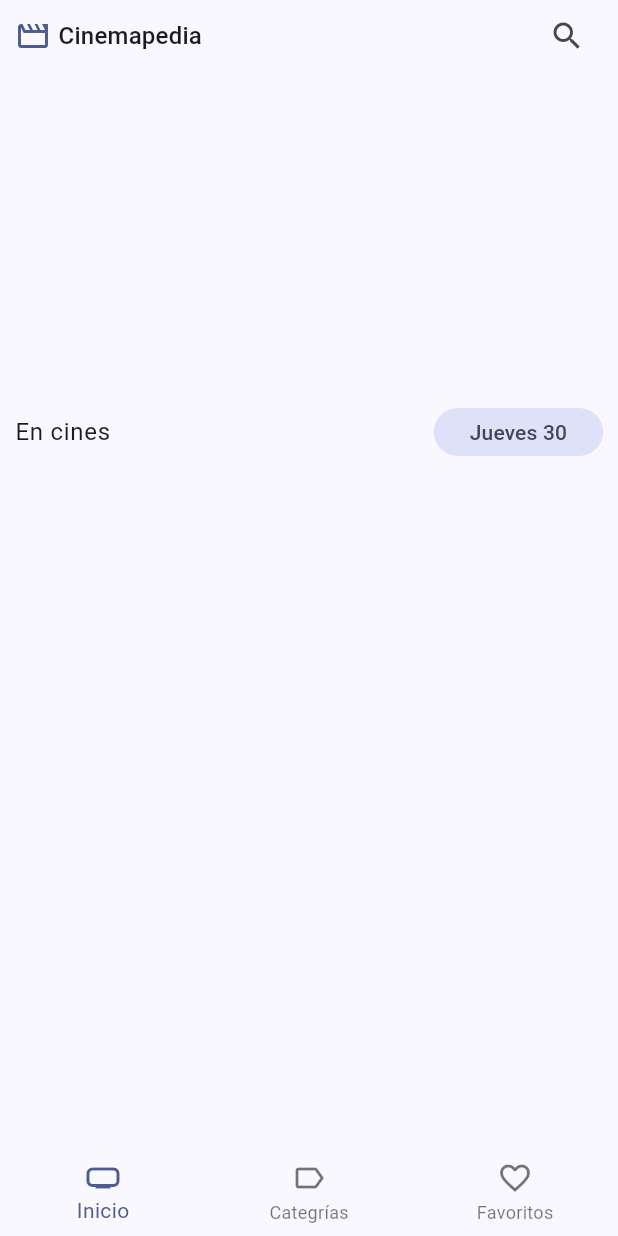
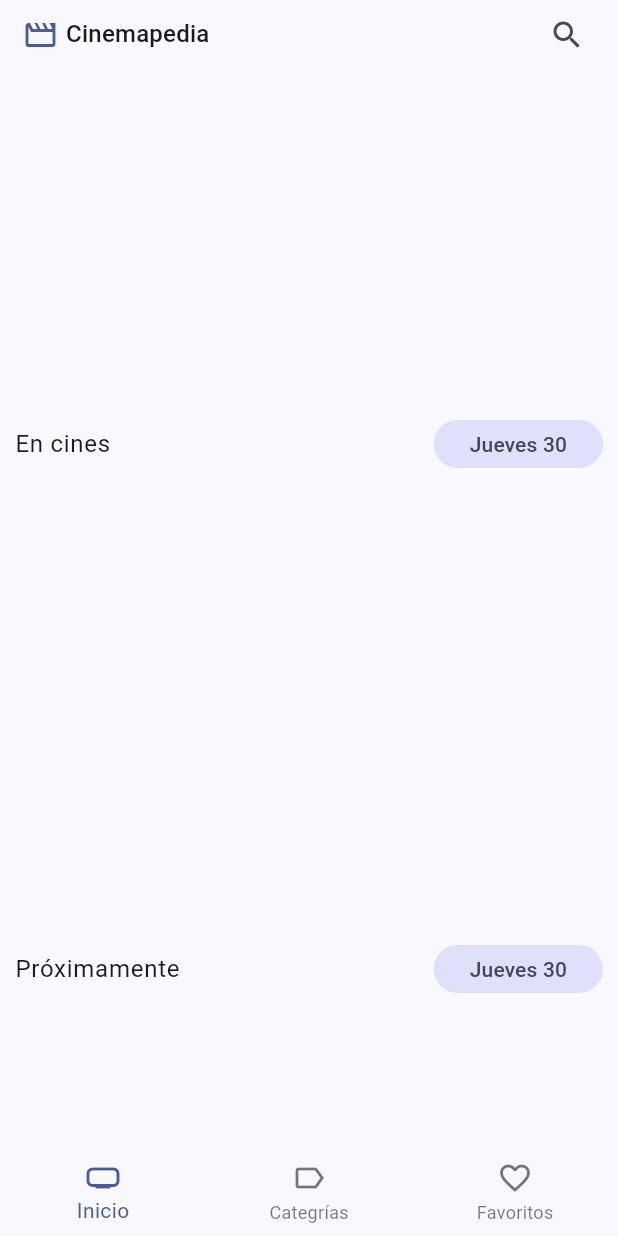
Before and after one commit to Santicm23/cinemapedia, a Flutter app: the screen it shows after launch, on a phone screen of 412 x 824 dp. Run offline on Flutter 3.47's test engine with Material 3 defaults, Android fonts, the phone set to English and light mode, and no system bars; drawn by our look-alikes of card_swiper; our stand-ins replace animate_do, dio, flutter_dotenv, flutter_riverpod, go_router; network calls fail; key blocks and very long unbroken strings in the code were emptied for the run.

Commit message:
Add getPopular method to MoviesDataSource and MoviesRepository

```diff
--- a/lib/domain/datasources/movies_datasource.dart
+++ b/lib/domain/datasources/movies_datasource.dart
@@ -2,4 +2,6 @@ import 'package:cinemapedia/domain/entities/movie.dart';
 
 abstract class MoviesDataSource {
   Future<List<Movie>> getNowPlaying({int page = 1});
+
+  Future<List<Movie>> getPopular({int page = 1});
 }
--- a/lib/domain/repositories/movies_repository.dart
+++ b/lib/domain/repositories/movies_repository.dart
@@ -2,4 +2,6 @@ import 'package:cinemapedia/domain/entities/movie.dart';
 
 abstract class MoviesRepository {
   Future<List<Movie>> getNowPlaying({int page = 1});
+
+  Future<List<Movie>> getPopular({int page = 1});
 }
--- a/lib/infrastructure/repositories/movie_repostiory_impl.dart
+++ b/lib/infrastructure/repositories/movie_repostiory_impl.dart
@@ -11,4 +11,9 @@ class MovieRepositoryImpl extends MoviesRepository {
   Future<List<Movie>> getNowPlaying({int page = 1}) {
     return moviesDataSource.getNowPlaying(page: page);
   }
+
+  @override
+  Future<List<Movie>> getPopular({int page = 1}) {
+    return moviesDataSource.getPopular(page: page);
+  }
 }
--- a/lib/presentation/providers/movies/movies_providers.dart
+++ b/lib/presentation/providers/movies/movies_providers.dart
@@ -6,6 +6,12 @@ import 'package:cinemapedia/domain/entities/movie.dart';
 final nowPlayingMoviesProvider = StateNotifierProvider<MoviesNotifier, List<Movie>>((ref) {
   return MoviesNotifier(
     fetchMoreMovies: ref.watch(movieRepositoryProvider).getNowPlaying,
+  );
+});
+
+final popularMoviesProvider = StateNotifierProvider<MoviesNotifier, List<Movie>>((ref) {
+  return MoviesNotifier(
+    fetchMoreMovies: ref.watch(movieRepositoryProvider).getPopular,
   );
 });
 
--- a/lib/presentation/screens/movies/home_screen.dart
+++ b/lib/presentation/screens/movies/home_screen.dart
@@ -32,16 +32,30 @@ class _HomeViewState extends ConsumerState<_HomeView> {
     super.initState();
 
     ref.read(nowPlayingMoviesProvider.notifier).loadNextPage();
+    ref.read(popularMoviesProvider.notifier).loadNextPage();
   }
 
   @override
   Widget build(BuildContext context) {
     final nowPlayingMovies = ref.watch(nowPlayingMoviesProvider);
     final slideShowMovies = ref.watch(moviesSlideshowProvider);
+    final popularMovies = ref.watch(popularMoviesProvider);
 
+    return CustomScrollView(
+      slivers: [
+        const SliverAppBar(
+          floating: true,
+          flexibleSpace: FlexibleSpaceBar(
+            title: CustomAppbar(),
+            titlePadding: EdgeInsets.only(left: 5, bottom: 10)
+          )
+        ),
+        SliverList(
+          delegate: SliverChildBuilderDelegate(
+            (context, index) {
               return Column(
                 children: [
-        const CustomAppbar(),
+                  // const CustomAppbar(),
                   MoviesSlideshow(movies: slideShowMovies),
                   MovieHorizontalListview(
                     movies: nowPlayingMovies,
@@ -49,6 +63,30 @@ class _HomeViewState extends ConsumerState<_HomeView> {
                     subtitle: 'Jueves 30',
                     loadNextPage: () => ref.read(nowPlayingMoviesProvider.notifier).loadNextPage(),
                   ),
+                  MovieHorizontalListview(
+                    movies: nowPlayingMovies,
+                    title: 'Próximamente',
+                    subtitle: 'Jueves 30',
+                    loadNextPage: () => ref.read(nowPlayingMoviesProvider.notifier).loadNextPage(),
+                  ),
+                  MovieHorizontalListview(
+                    movies: popularMovies,
+                    title: 'Populares',
+                    loadNextPage: () => ref.read(popularMoviesProvider.notifier).loadNextPage(),
+                  ),
+                  MovieHorizontalListview(
+                    movies: nowPlayingMovies,
+                    title: 'Mejor valoradas',
+                    subtitle: 'Desde siempre',
+                    loadNextPage: () => ref.read(nowPlayingMoviesProvider.notifier).loadNextPage(),
+                  ),
+                  const SizedBox(height: 10),
+                ],
+              );
+            },
+            childCount: 1,
+          ),
+        )
       ],
     );
   }
```
Also changed, not shown: lib/infrastructure/datasources/moviedb_datasource.dart (+22 -6 lines). Lines whose indentation alone changed are shown as unchanged.
